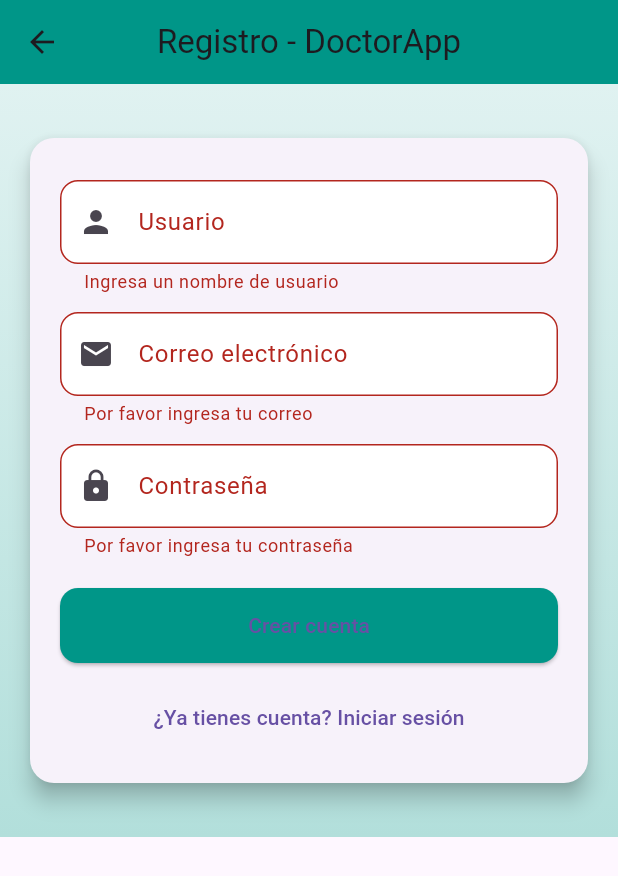
After one commit to DiegoDevving/Frontend-U2-DZ-Doctor-Appointment-App, a Flutter app: the RegisterPage screen opened directly, after a tap on "Crear cuenta", on a phone screen of 412 x 824 dp. The commit adds this screen. Shown: the top 876 px of the screen. Run offline on Flutter 3.47's test engine with Material 3 defaults, Android fonts, the phone set to English and light mode, and no system bars; our stand-ins replace cloud_firestore, firebase_auth, firebase_core; accounts and stored records are empty.

Commit message:
Register user functionality & expanded profile customization

```diff
--- a/lib/login_page.dart
+++ b/lib/login_page.dart
@@ -1,6 +1,7 @@
 import 'package:flutter/material.dart';
 import 'package:firebase_auth/firebase_auth.dart';
 import 'routes.dart';
+import 'register_page.dart'; // added import
 
 class LoginPage extends StatefulWidget {
   const LoginPage({super.key});
@@ -182,8 +183,9 @@ class _LoginPageState extends State<LoginPage> {
                                   Expanded(
                                     child: TextButton(
                                       onPressed: () {
-                                        ScaffoldMessenger.of(context).showSnackBar(
-                                          const SnackBar(content: Text("Registro próximamente")),
+                                        Navigator.push(
+                                          context,
+                                          MaterialPageRoute(builder: (_) => const RegisterPage()),
                                         );
                                       },
                                       child: const Text("¿No tienes cuenta? Regístrate aquí"),
--- /dev/null
+++ b/lib/register_page.dart
@@ -0,0 +1,181 @@
+import 'package:flutter/material.dart';
+import 'package:firebase_auth/firebase_auth.dart';
+import 'package:cloud_firestore/cloud_firestore.dart';
+import 'routes.dart';
+
+class RegisterPage extends StatefulWidget {
+  const RegisterPage({super.key});
+
+  @override
+  State<RegisterPage> createState() => _RegisterPageState();
+}
+
+class _RegisterPageState extends State<RegisterPage> {
+  final _formKey = GlobalKey<FormState>();
+  final TextEditingController usernameController = TextEditingController();
+  final TextEditingController emailController = TextEditingController();
+  final TextEditingController passwordController = TextEditingController();
+
+  final FirebaseAuth _auth = FirebaseAuth.instance;
+  final FirebaseFirestore _firestore = FirebaseFirestore.instance;
+
+  bool _loading = false;
+
+  InputDecoration _inputDecoration({required String label, required IconData icon}) {
+    return InputDecoration(
+      labelText: label,
+      prefixIcon: Icon(icon),
+      filled: true,
+      fillColor: Colors.white,
+      border: OutlineInputBorder(borderRadius: BorderRadius.circular(12)),
+      focusedBorder: OutlineInputBorder(
+        borderRadius: BorderRadius.circular(12),
+        borderSide: const BorderSide(color: Colors.teal),
+      ),
+    );
+  }
+
+  @override
+  void dispose() {
+    usernameController.dispose();
+    emailController.dispose();
+    passwordController.dispose();
+    super.dispose();
+  }
+
+  Future<void> _register() async {
+    if (!_formKey.currentState!.validate()) return;
+    setState(() => _loading = true);
+
+    try {
+      final email = emailController.text.trim();
+      final password = passwordController.text;
+      final username = usernameController.text.trim();
+
+      final userCred = await _auth.createUserWithEmailAndPassword(email: email, password: password);
+      final user = userCred.user;
+      if (user != null) {
+        // Save extra profile info to Firestore
+        await _firestore.collection('usuarios').doc(user.uid).set({
+          'username': username,
+          'email': email,
+          'uid': user.uid,
+          'createdAt': FieldValue.serverTimestamp(),
+        });
+
+        // Update displayName in auth profile
+        await user.updateDisplayName(username);
+
+        ScaffoldMessenger.of(context).showSnackBar(
+          const SnackBar(content: Text('Registro exitoso')),
+        );
+
+        Navigator.pushReplacementNamed(context, Routes.home);
+      }
+    } on FirebaseAuthException catch (e) {
+      String msg = e.message ?? 'Error en el registro';
+      if (e.code == 'email-already-in-use') msg = 'El correo ya está en uso';
+      if (e.code == 'weak-password') msg = 'Contraseña demasiado débil (mínimo 6 caracteres)';
+      ScaffoldMessenger.of(context).showSnackBar(SnackBar(content: Text(msg)));
+    } catch (e) {
+      ScaffoldMessenger.of(context).showSnackBar(SnackBar(content: Text('Error: $e')));
+    } finally {
+      if (mounted) setState(() => _loading = false);
+    }
+  }
+
+  @override
+  Widget build(BuildContext context) {
+    return Scaffold(
+      appBar: AppBar(
+        title: const Text('Registro - DoctorApp'),
+        backgroundColor: Colors.teal,
+        centerTitle: true,
+      ),
+      body: Container(
+        decoration: BoxDecoration(
+          gradient: LinearGradient(
+            colors: [Colors.teal.shade50, Colors.teal.shade100],
+            begin: Alignment.topCenter,
+            end: Alignment.bottomCenter,
+          ),
+        ),
+        child: SingleChildScrollView(
+          child: Center(
+            child: Padding(
+              padding: const EdgeInsets.symmetric(horizontal: 16.0, vertical: 32),
+              child: ConstrainedBox(
+                constraints: const BoxConstraints(maxWidth: 400),
+                child: Card(
+                  elevation: 6,
+                  shape: RoundedRectangleBorder(borderRadius: BorderRadius.circular(16)),
+                  child: Padding(
+                    padding: const EdgeInsets.all(20),
+                    child: Form(
+                      key: _formKey,
+                      child: Column(
+                        children: [
+                          const SizedBox(height: 8),
+                          TextFormField(
+                            controller: usernameController,
+                            decoration: _inputDecoration(label: 'Usuario', icon: Icons.person),
+                            validator: (v) {
+                              if (v == null || v.trim().isEmpty) return 'Ingresa un nombre de usuario';
+                              return null;
+                            },
+                          ),
+                          const SizedBox(height: 12),
+                          TextFormField(
+                            controller: emailController,
+                            keyboardType: TextInputType.emailAddress,
+                            decoration: _inputDecoration(label: 'Correo electrónico', icon: Icons.email),
+                            validator: (v) {
+                              if (v == null || v.isEmpty) return 'Por favor ingresa tu correo';
+                              if (!v.contains('@') || !v.contains('.')) return 'Correo no válido';
+                              return null;
+                            },
+                          ),
+                          const SizedBox(height: 12),
+                          TextFormField(
+                            controller: passwordController,
+                            obscureText: true,
+                            decoration: _inputDecoration(label: 'Contraseña', icon: Icons.lock),
+                            validator: (v) {
+                              if (v == null || v.isEmpty) return 'Por favor ingresa tu contraseña';
+                              if (v.length < 6) return 'La contraseña debe tener al menos 6 caracteres';
+                              return null;
+                            },
+                          ),
+                          const SizedBox(height: 20),
+                          SizedBox(
+                            width: double.infinity,
+                            child: ElevatedButton(
+                              style: ElevatedButton.styleFrom(
+                                backgroundColor: Colors.teal,
+                                minimumSize: const Size(double.infinity, 50),
+                                shape: RoundedRectangleBorder(borderRadius: BorderRadius.circular(12)),
+                              ),
+                              onPressed: _loading ? null : _register,
+                              child: _loading
+                                  ? const SizedBox(height: 20, width: 20, child: CircularProgressIndicator(strokeWidth: 2, color: Colors.white))
+                                  : const Text('Crear cuenta'),
+                            ),
+                          ),
+                          const SizedBox(height: 12),
+                          TextButton(
+                            onPressed: () => Navigator.pop(context),
+                            child: const Text('¿Ya tienes cuenta? Iniciar sesión'),
+                          ),
+                        ],
+                      ),
+                    ),
+                  ),
+                ),
+              ),
+            ),
+          ),
+        ),
+      ),
+    );
+  }
+}
```
Also changed, not shown: lib/profile_page.dart (+76 -1 lines).
